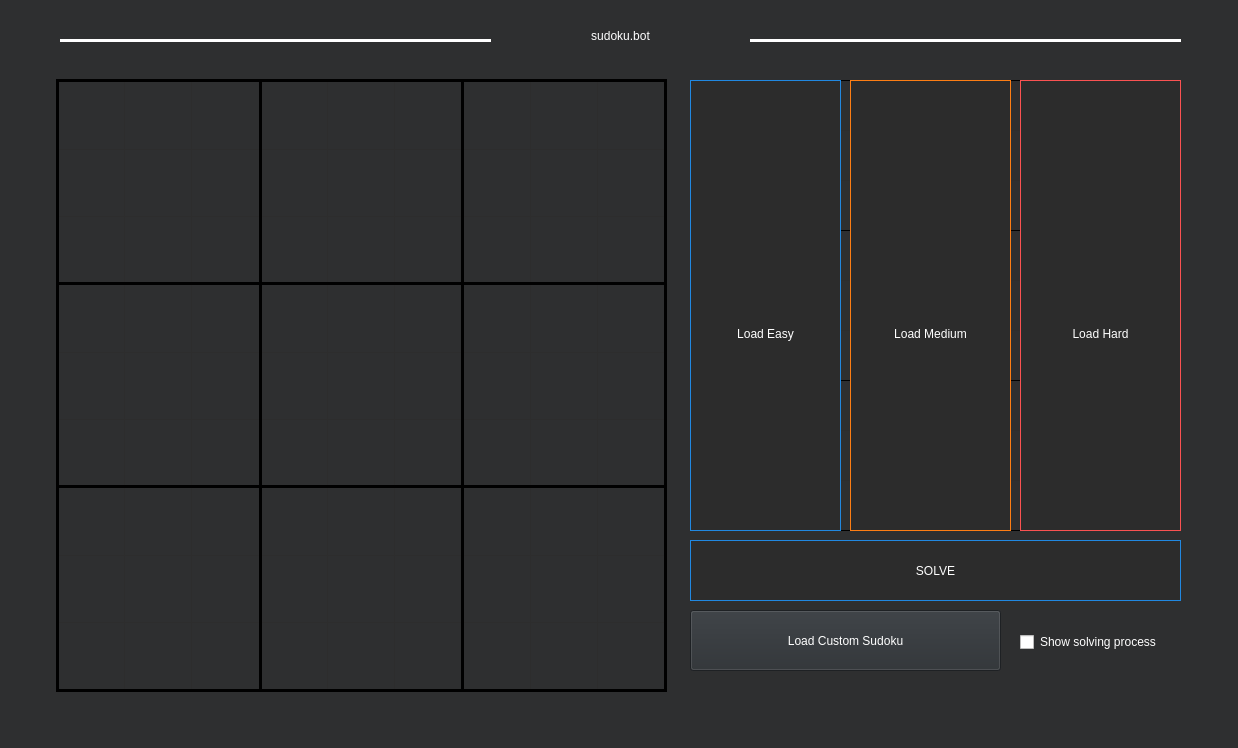
Before: the Qt Designer form src/mainwindow.ui in Alonkopilov/qt-sudoku-logic-solver, drawn with Qt 5.
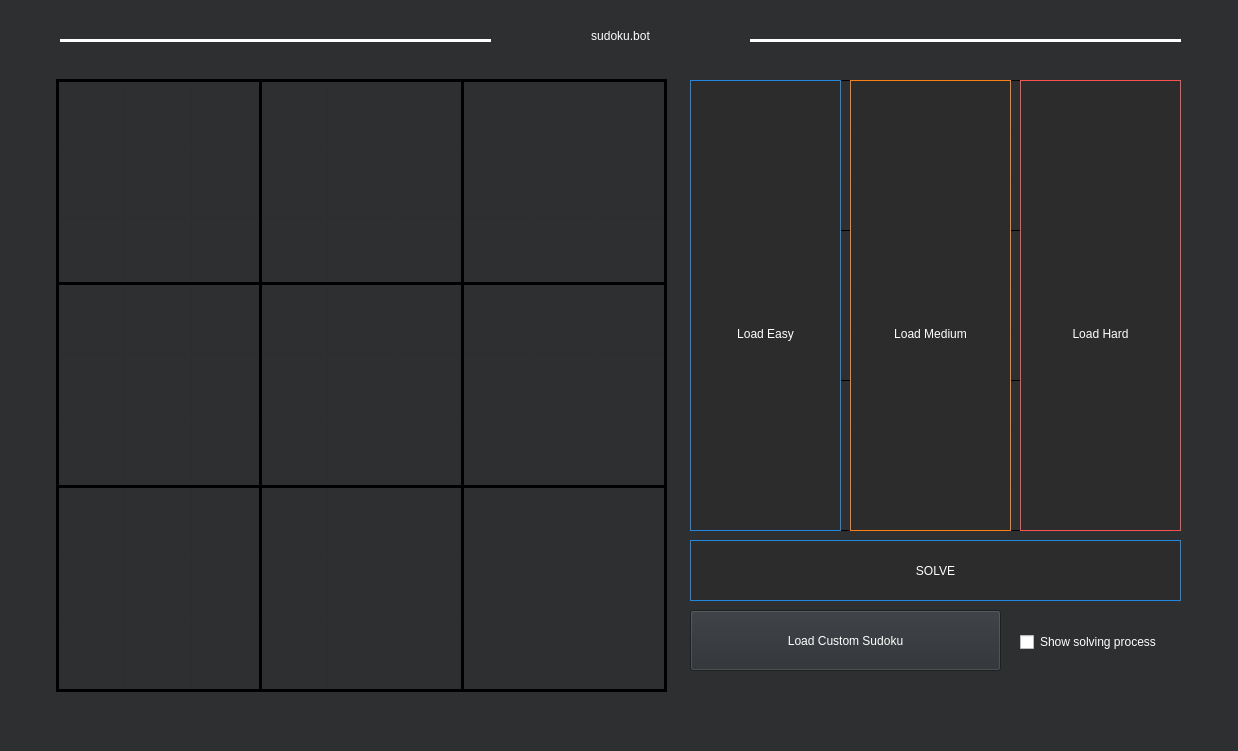
After: the same form once the commit is applied. Icons and pictures are not drawn.

Patch:
```diff
--- a/src/mainwindow.ui
+++ b/src/mainwindow.ui
@@ -7,7 +7,7 @@
     <x>0</x>
     <y>0</y>
     <width>1238</width>
-    <height>748</height>
+    <height>751</height>
    </rect>
   </property>
   <property name="palette">
```
Left out of the diff: 23 changed lines with no effect on the pictures.
